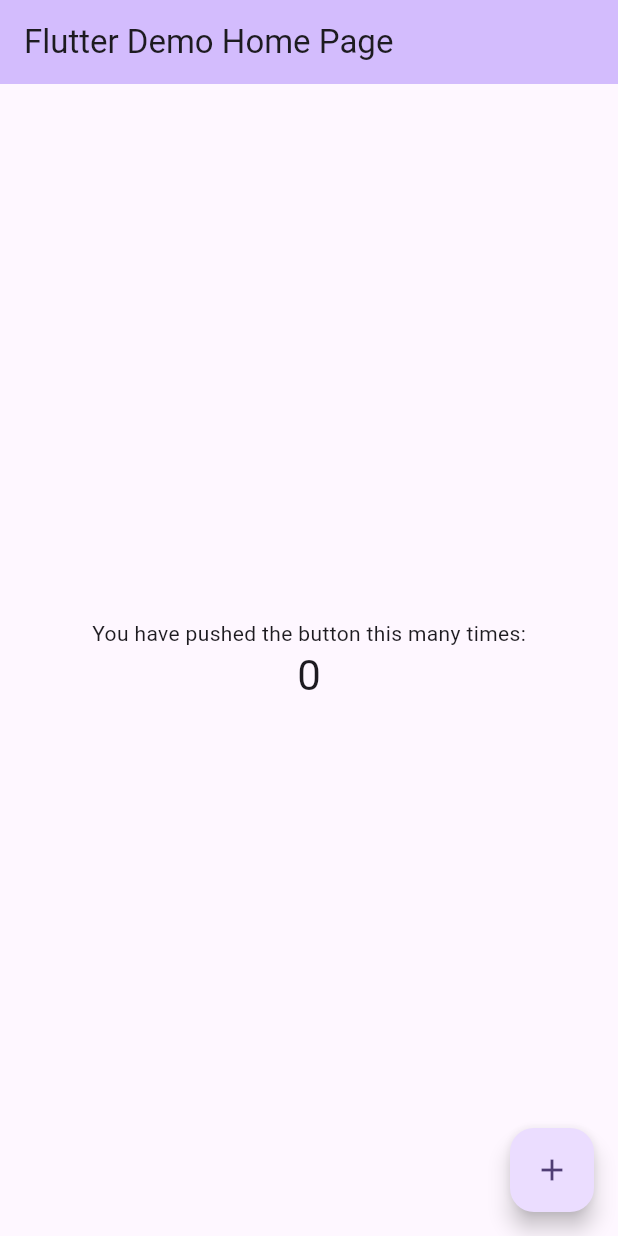
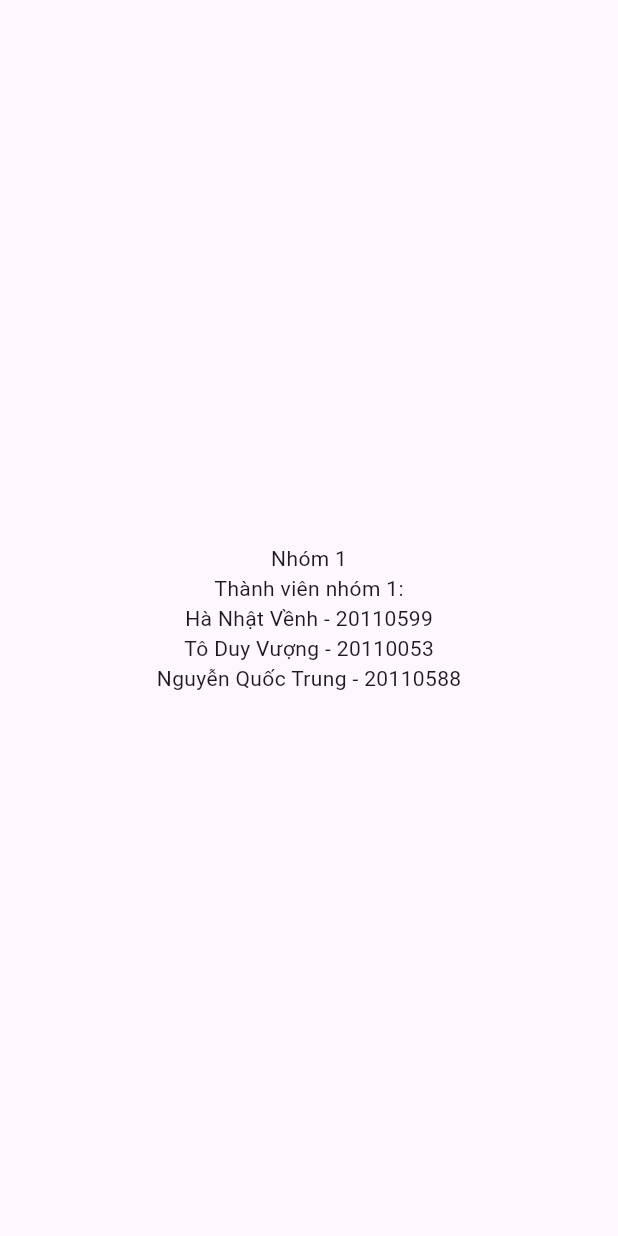
Before and after one commit to venhdev/flutter_vtv, a Flutter app: the screen it shows after launch, on a phone screen of 412 x 824 dp. Run offline on Flutter 3.47's test engine with Material 3 defaults, Android fonts, the phone set to English and light mode, and no system bars; our stand-ins replace go_router.

Commit message:
intro page

```diff
--- /dev/null
+++ b/lib/app.dart
@@ -0,0 +1,22 @@
+import 'package:flutter/material.dart';
+
+import 'config/routes/app_routes.dart';
+
+class VTVApp extends StatelessWidget {
+  const VTVApp({super.key});
+
+  @override
+  Widget build(BuildContext context) {
+    return MaterialApp.router(
+      debugShowCheckedModeBanner: false,
+      // title: 'Nhóm 1',
+      // theme: ThemeData(
+      //   colorScheme: ColorScheme.fromSeed(seedColor: Colors.deepPurple),
+      //   useMaterial3: true,
+      // ),
+      // home: const HomePage(title: 'Flutter Demo Home Page'),
+      routerConfig: AppRoutes.router,
+      theme: ThemeData.light(),
+    );
+  }
+}
--- /dev/null
+++ b/lib/config/routes/app_routes.dart
@@ -0,0 +1,27 @@
+import 'package:flutter/material.dart';
+import 'package:flutter_vtv/page/intro_page.dart';
+import 'package:go_router/go_router.dart';
+
+import '../../page/home_page.dart';
+
+class AppRoutes {
+  static GoRouter router = GoRouter(
+    initialLocation: '/intro',
+    routes: <RouteBase>[
+      GoRoute(
+        path: '/',
+        builder: (BuildContext context, GoRouterState state) {
+          return const HomePage();
+        },
+        routes: <RouteBase>[
+          GoRoute(
+            path: 'intro',
+            builder: (BuildContext context, GoRouterState state) {
+              return const IntroPage();
+            },
+          ),
+        ],
+      ),
+    ],
+  );
+}
--- a/lib/main.dart
+++ b/lib/main.dart
@@ -1,69 +1,7 @@
 import 'package:flutter/material.dart';
 
+import 'app.dart';
+
 void main() {
-  runApp(const MyApp());
+  runApp(const VTVApp());
 }
-
-class MyApp extends StatelessWidget {
-  const MyApp({super.key});
-
-  @override
-  Widget build(BuildContext context) {
-    return MaterialApp(
-      title: 'Nhóm 1',
-      theme: ThemeData(
-        colorScheme: ColorScheme.fromSeed(seedColor: Colors.deepPurple),
-        useMaterial3: true,
-      ),
-      home: const MyHomePage(title: 'Flutter Demo Home Page'),
-    );
-  }
-}
-
-class MyHomePage extends StatefulWidget {
-  const MyHomePage({super.key, required this.title});
-
-  final String title;
-
-  @override
-  State<MyHomePage> createState() => _MyHomePageState();
-}
-
-class _MyHomePageState extends State<MyHomePage> {
-  int _counter = 0;
-
-  void _incrementCounter() {
-    setState(() {
-      _counter++;
-    });
-  }
-
-  @override
-  Widget build(BuildContext context) {
-    return Scaffold(
-      appBar: AppBar(
-        backgroundColor: Theme.of(context).colorScheme.inversePrimary,
-        title: Text(widget.title),
-      ),
-      body: Center(
-        child: Column(
-          mainAxisAlignment: MainAxisAlignment.center,
-          children: <Widget>[
-            const Text(
-              'You have pushed the button this many times:',
-            ),
-            Text(
-              '$_counter',
-              style: Theme.of(context).textTheme.headlineMedium,
-            ),
-          ],
-        ),
-      ),
-      floatingActionButton: FloatingActionButton(
-        onPressed: _incrementCounter,
-        tooltip: 'Increment',
-        child: const Icon(Icons.add),
-      ),
-    );
-  }
-}
--- /dev/null
+++ b/lib/page/home_page.dart
@@ -0,0 +1,18 @@
+import 'package:flutter/material.dart';
+
+class HomePage extends StatelessWidget {
+  const HomePage({super.key});
+
+  @override
+  Widget build(BuildContext context) {
+    return Scaffold(
+      appBar: AppBar(
+        backgroundColor: Theme.of(context).colorScheme.inversePrimary,
+        title: const Text('Home Page'),
+      ),
+      body: const Center(
+        child: Text('Hi there! This is the home page.'),
+      ),
+    );
+  }
+}
--- /dev/null
+++ b/lib/page/intro_page.dart
@@ -0,0 +1,52 @@
+import 'dart:async';
+
+import 'package:flutter/material.dart';
+import 'package:flutter_vtv/page/home_page.dart';
+import 'package:go_router/go_router.dart';
+
+class IntroPage extends StatefulWidget {
+  const IntroPage({super.key});
+
+  @override
+  State<IntroPage> createState() => _IntroPageState();
+}
+
+class _IntroPageState extends State<IntroPage> {
+  @override
+  void initState() {
+    super.initState();
+
+    // Timer(
+    //   const Duration(seconds: 10),
+    //   () => Navigator.push(
+    //     context,
+    //     MaterialPageRoute(
+    //       builder: (context) => const HomePage(),
+    //     ),
+    //   ),
+    // );
+    Timer(
+      const Duration(seconds: 10),
+      () => context.go('/'),
+    );
+  }
+
+  @override
+  Widget build(BuildContext context) {
+    return const Scaffold(
+      body: Center(
+        child: Column(
+          crossAxisAlignment: CrossAxisAlignment.center,
+          mainAxisAlignment: MainAxisAlignment.center,
+          children: [
+            Text('Nhóm 1'),
+            Text('Thành viên nhóm 1:'),
+            Text('Hà Nhật Vềnh - 20110599'),
+            Text('Tô Duy Vượng - 20110053'),
+            Text('Nguyễn Quốc Trung - 20110588'),
+          ],
+        ),
+      ),
+    );
+  }
+}
```
Also changed, not shown: pubspec.yaml (+2 -12 lines), lib/intro_screen.dart (deleted), pubspec.lock, 1 other file.
